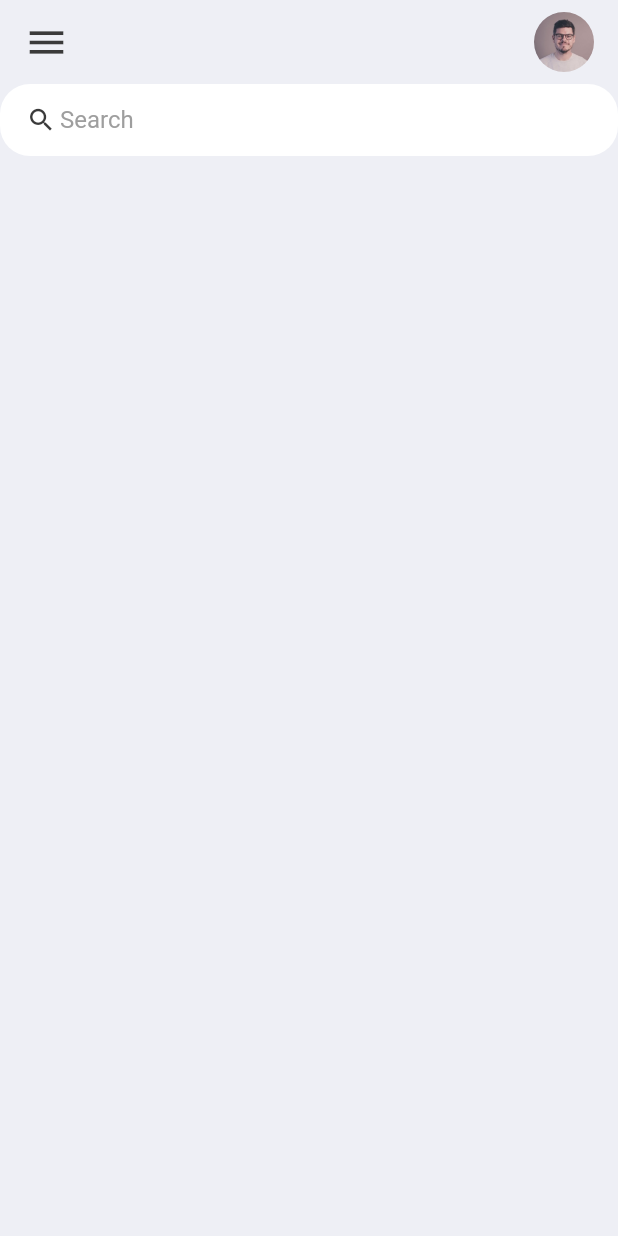
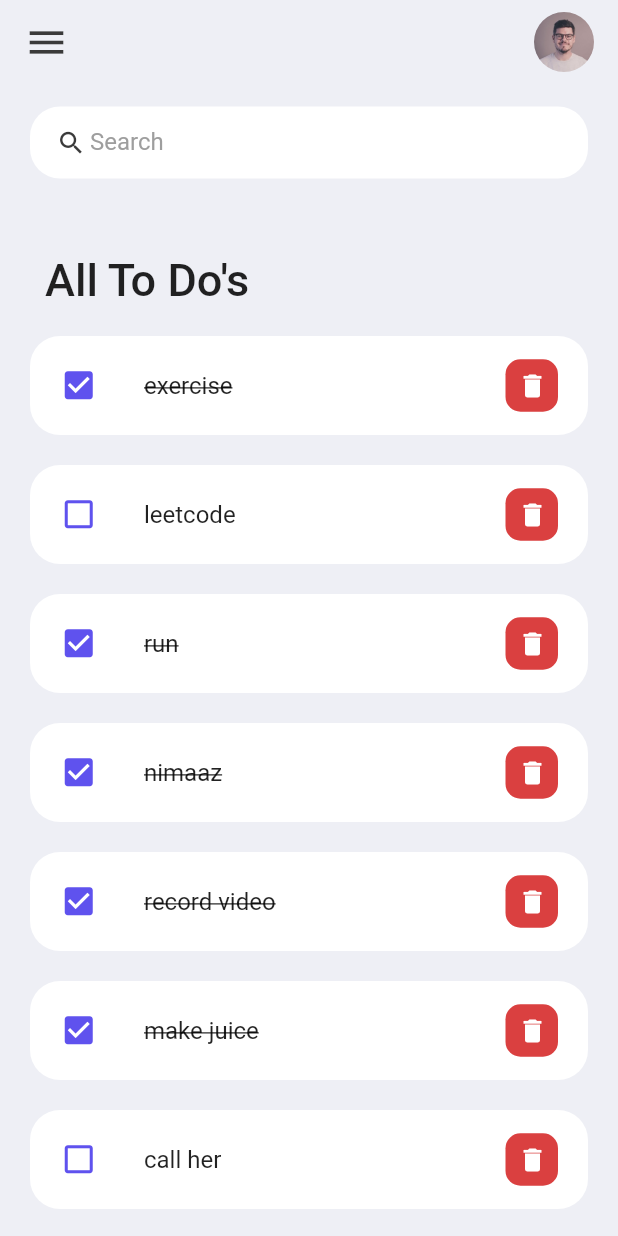
Before and after one commit to ArslanYM/Flutter-Learning, a Flutter app: the screen it shows after launch, on a phone screen of 412 x 824 dp. Run offline on Flutter 3.47's test engine with Material 2 defaults, Android fonts, the phone set to English and light mode, and no system bars; our stand-ins replace audioplayers, flutter_spinkit, font_awesome_flutter, geolocator, rflutter_alert.

Commit message:
feat: Added features to todlist

```diff
--- a/Flutter-apps/to_do_list/lib/main.dart
+++ b/Flutter-apps/to_do_list/lib/main.dart
@@ -16,7 +16,7 @@ class MyApp extends StatelessWidget {
         SystemUiOverlayStyle(statusBarColor: Colors.transparent));
     return MaterialApp(
       debugShowCheckedModeBanner: false,
-      title: 'Flutter Demo',
+      title: 'To Do List ',
       home: MyHomePage(),
     );
   }
--- /dev/null
+++ b/Flutter-apps/to_do_list/lib/model/to_do.dart
@@ -0,0 +1,40 @@
+import 'package:flutter/material.dart';
+
+class ToDo {
+  String id;
+  String taskName;
+  bool isdone;
+
+  ToDo({required this.id, required this.taskName, this.isdone = false});
+
+   static List<ToDo> toDoList() {
+    return [
+      ToDo(id: '01', taskName: "exercise", isdone: true),
+      ToDo(
+        id: '02',
+        taskName: "leetcode",
+      ),
+      ToDo(id: '03', taskName: "run", isdone: true),
+      ToDo(id: '03', taskName: "nimaaz", isdone: true),
+      ToDo(id: '04', taskName: "record video", isdone: true),
+      ToDo(id: '05', taskName: "make juice", isdone: true),
+      ToDo(
+        id: '06',
+        taskName: "call her",
+      ),
+      ToDo(
+        id: '07',
+        taskName: "read book",
+      ),
+      ToDo(
+        id: '08',
+        taskName: "name ",
+      ),
+      ToDo(
+        id: '09',
+        taskName: "lol",
+      ),
+      ToDo(id: '10', taskName: "exercise", isdone: true)
+    ];
+  }
+}
--- a/Flutter-apps/to_do_list/lib/screens/home_page.dart
+++ b/Flutter-apps/to_do_list/lib/screens/home_page.dart
@@ -1,5 +1,7 @@
 import 'package:flutter/material.dart';
 import 'package:to_do_list/constants/colors.dart';
+import '../widgets/to_do_item.dart';
+import '../model/to_do.dart';
 
 class MyHomePage extends StatefulWidget {
   @override
@@ -7,14 +9,36 @@ class MyHomePage extends StatefulWidget {
 }
 
 class _MyHomePageState extends State<MyHomePage> {
+  final toDoList = ToDo.toDoList();
   @override
   Widget build(BuildContext context) {
     return Scaffold(
       backgroundColor: tdBGColor,
       appBar: _buildAppBar(),
       body: Container(
+        padding: EdgeInsets.symmetric(horizontal: 20, vertical: 15),
         child: Column(
-          children: [searchBox()],
+          children: [
+            searchBox(),
+            Expanded(
+              child: ListView(
+                children: [
+                  Container(
+                    padding: EdgeInsets.only(top: 50, bottom: 20, left: 10),
+                    child: Text(
+                      "All To Do's",
+                      style:
+                          TextStyle(fontSize: 30, fontWeight: FontWeight.w500),
+                    ),
+                  ),
+                  for (ToDo toDo in toDoList)
+                    ToDoItem(
+                      todo: toDo,
+                    ),
+                ],
+              ),
+            ),
+          ],
         ),
       ),
     );
--- /dev/null
+++ b/Flutter-apps/to_do_list/lib/widgets/to_do_item.dart
@@ -0,0 +1,52 @@
+import 'package:flutter/material.dart';
+import 'package:to_do_list/constants/colors.dart';
+import '../model/to_do.dart';
+
+class ToDoItem extends StatelessWidget {
+  const ToDoItem({super.key, required this.todo});
+  final ToDo todo;
+  @override
+  Widget build(BuildContext context) {
+    return Container(
+      margin: EdgeInsets.only(bottom: 20),
+      child: ListTile(
+        contentPadding: EdgeInsets.symmetric(vertical: 5, horizontal: 20),
+        leading: Icon(
+          todo.isdone
+              ? Icons.check_box
+              : Icons.check_box_outline_blank_outlined,
+          color: tdBlue,
+          size: 25,
+        ),
+        // onTap: () {},
+        shape: RoundedRectangleBorder(
+          borderRadius: BorderRadius.circular(20),
+        ),
+        tileColor: Colors.white,
+        title: Text(
+          todo.taskName,
+          style: TextStyle(
+              fontSize: 16,
+              decoration: todo.isdone ? TextDecoration.lineThrough : null),
+        ),
+        trailing: Container(
+          // padding: EdgeInsets.all(0),
+          width: 35,
+          height: 35,
+          decoration: BoxDecoration(
+              color: tdRed, borderRadius: BorderRadius.circular(10)),
+          child: IconButton(
+            iconSize: 20,
+            onPressed: () {
+              print('Delete button was pressed');
+            },
+            icon: Icon(
+              Icons.delete,
+              color: Colors.white,
+            ),
+          ),
+        ),
+      ),
+    );
+  }
+}
```
